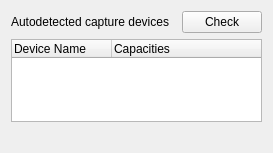
First picture: the form in src/widgets/wizardcapture_ui.ui, repository KDE/kdenlive, before the edit.
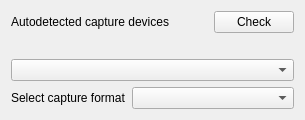
Second picture: the form after the edit. Custom widgets are drawn as their Qt base class.

Commit message: Complete rewrite of the video4linux capture to use MLT, in progress. Breaks Decklink capture for a few days...

```diff
--- a/src/widgets/wizardcapture_ui.ui
+++ b/src/widgets/wizardcapture_ui.ui
@@ -6,55 +6,49 @@
    <rect>
     <x>0</x>
     <y>0</y>
-    <width>273</width>
-    <height>153</height>
+    <width>279</width>
+    <height>110</height>
    </rect>
   </property>
   <property name="windowTitle">
    <string>Form</string>
   </property>
   <layout class="QGridLayout" name="gridLayout">
-   <item row="0" column="0" colspan="3">
+   <item row="0" column="0" colspan="4">
     <widget class="QLabel" name="label">
      <property name="text">
       <string>Autodetected capture devices</string>
      </property>
     </widget>
    </item>
-   <item row="0" column="3">
+   <item row="0" column="4">
     <widget class="QPushButton" name="button_reload">
      <property name="text">
       <string>Check</string>
      </property>
     </widget>
    </item>
-   <item row="1" column="0" colspan="4">
-    <widget class="QTreeWidget" name="device_list">
-     <property name="sizePolicy">
-      <sizepolicy hsizetype="Expanding" vsizetype="Preferred">
-       <horstretch>0</horstretch>
-       <verstretch>0</verstretch>
-      </sizepolicy>
+   <item row="1" column="0" colspan="5">
+    <widget class="QLabel" name="v4l_status">
+     <property name="text">
+      <string/>
      </property>
-     <property name="alternatingRowColors">
-      <bool>true</bool>
+    </widget>
+   </item>
+   <item row="2" column="0" colspan="5">
+    <widget class="KComboBox" name="v4l_devices"/>
+   </item>
+   <item row="3" column="0" colspan="2">
+    <widget class="QLabel" name="label_9">
+     <property name="text">
+      <string>Select capture format</string>
      </property>
-     <property name="allColumnsShowFocus">
-      <bool>true</bool>
-     </property>
-     <column>
-      <property name="text">
-       <string>Device Name</string>
-      </property>
-     </column>
-     <column>
-      <property name="text">
-       <string>Capacities</string>
-      </property>
-     </column>
     </widget>
    </item>
-   <item row="3" column="1">
+   <item row="3" column="2" colspan="3">
+    <widget class="KComboBox" name="v4l_formats"/>
+   </item>
+   <item row="4" column="1">
     <spacer name="verticalSpacer">
      <property name="orientation">
       <enum>Qt::Vertical</enum>
@@ -67,15 +61,15 @@
      </property>
     </spacer>
    </item>
-   <item row="2" column="0" colspan="4">
-    <widget class="QLabel" name="v4l_status">
-     <property name="text">
-      <string/>
-     </property>
-    </widget>
-   </item>
   </layout>
  </widget>
+ <customwidgets>
+  <customwidget>
+   <class>KComboBox</class>
+   <extends>QComboBox</extends>
+   <header>kcombobox.h</header>
+  </customwidget>
+ </customwidgets>
  <resources/>
  <connections/>
 </ui>
```
The commit also changes 42 other files.
